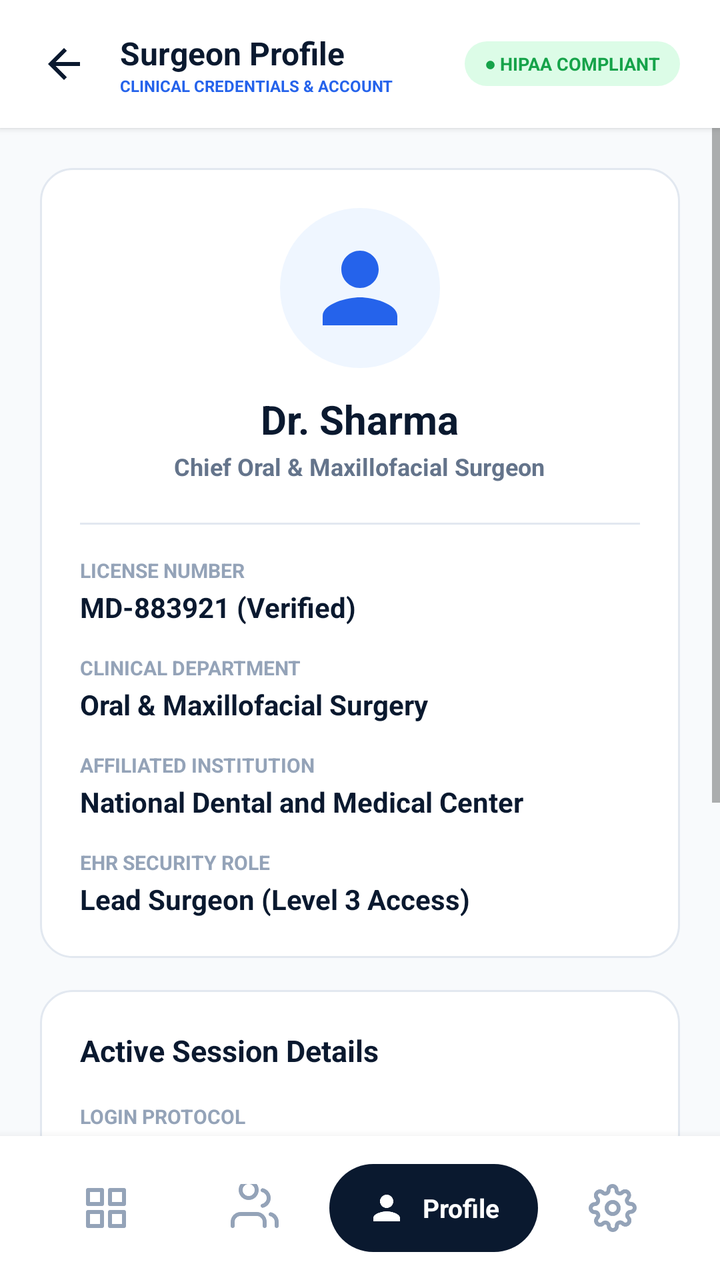
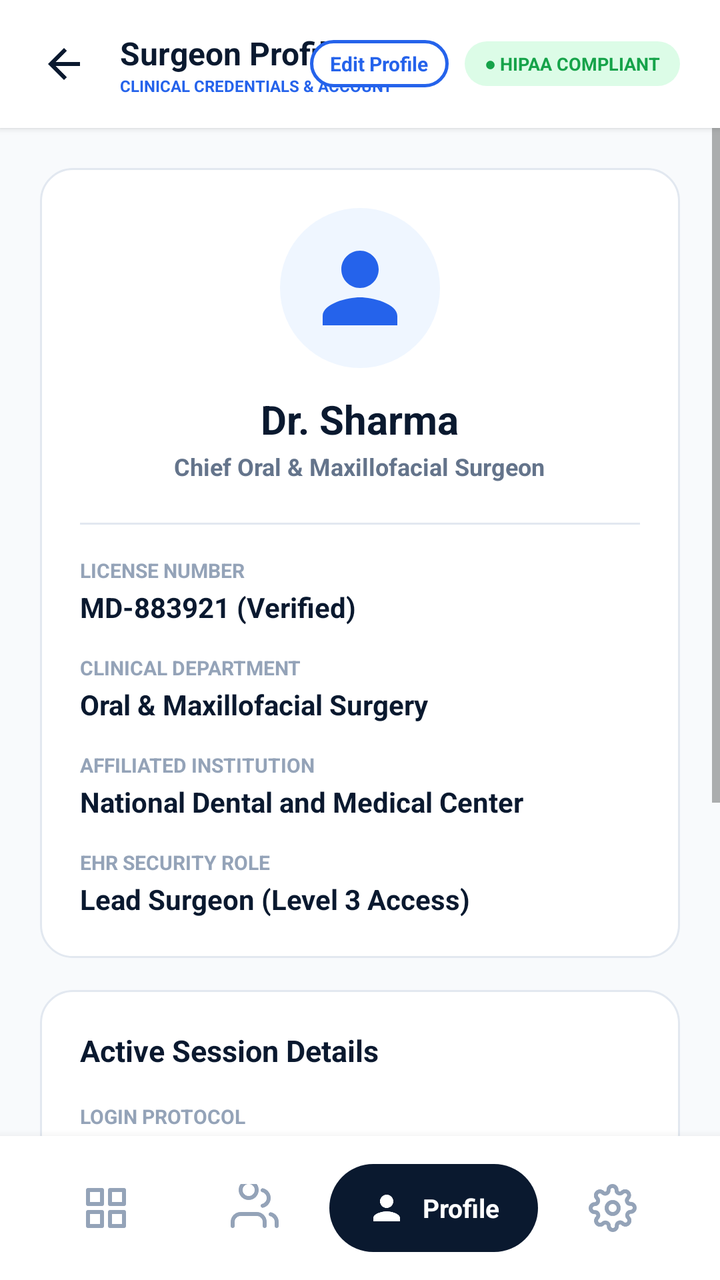

An Android layout rendered at two revisions. The XML below is the earlier revision; the diff shows what the commit changed to produce the second picture.
<!-- AndroidManifest.xml: activity theme Theme.NeoOMFS -->
<!-- res/layout/activity_profile.xml -->
<?xml version="1.0" encoding="utf-8"?>
<androidx.constraintlayout.widget.ConstraintLayout android:fitsSystemWindows="true" xmlns:android="http://schemas.android.com/apk/res/android"
    xmlns:app="http://schemas.android.com/apk/res-auto"
    xmlns:tools="http://tools.android.com/tools"
    android:layout_width="match_parent"
    android:layout_height="match_parent"
    android:background="@color/bg_light"
    tools:context=".activities.ProfileActivity">

    
    <RelativeLayout
        android:id="@+id/headerBar"
        android:layout_width="match_parent"
        android:layout_height="wrap_content"
        android:minHeight="64dp"
        android:paddingVertical="8dp"
        android:background="@color/white"
        android:elevation="2dp"
        android:paddingHorizontal="20dp"
        app:layout_constraintTop_toTopOf="parent">

        <ImageView
            android:id="@+id/btnBack"
            android:layout_width="24dp"
            android:layout_height="24dp"
            android:layout_alignParentStart="true"
            android:layout_centerVertical="true"
            android:background="?android:attr/selectableItemBackgroundBorderless"
            android:clickable="true"
            android:focusable="true"
            android:src="@drawable/ic_arrow_back"
            app:tint="@color/bg_dark_blue" />

        <LinearLayout
            android:layout_width="wrap_content"
            android:layout_height="wrap_content"
            android:layout_centerVertical="true"
            android:layout_marginStart="16dp"
            android:layout_toEndOf="@id/btnBack"
            android:orientation="vertical">

            <TextView
                android:layout_width="wrap_content"
                android:layout_height="wrap_content"
                android:text="Surgeon Profile"
                android:textColor="@color/bg_dark_blue"
                android:textSize="16sp"
                android:textStyle="bold" />

            <TextView
                android:layout_width="wrap_content"
                android:layout_height="wrap_content"
                android:text="CLINICAL CREDENTIALS &amp; ACCOUNT"
                android:textColor="@color/accent_blue"
                android:textSize="8sp"
                android:textStyle="bold" />
        </LinearLayout>

        
        <TextView
            android:layout_width="wrap_content"
            android:layout_height="wrap_content"
            android:layout_alignParentEnd="true"
            android:layout_centerVertical="true"
            android:background="@drawable/bg_chip_green"
            android:paddingHorizontal="10dp"
            android:paddingVertical="5dp"
            android:text="● HIPAA COMPLIANT"
            android:textColor="@color/status_green"
            android:textSize="9sp"
            android:textStyle="bold" />
    </RelativeLayout>

    
    <ScrollView
        android:layout_width="match_parent"
        android:layout_height="0dp"
        android:fillViewport="true"
        app:layout_constraintBottom_toTopOf="@id/bottomNavBar"
        app:layout_constraintTop_toBottomOf="@id/headerBar">

        <LinearLayout
            android:layout_width="match_parent"
            android:layout_height="wrap_content"
            android:orientation="vertical"
            android:padding="20dp">

            
            <LinearLayout
                android:layout_width="match_parent"
                android:layout_height="wrap_content"
                android:background="@drawable/bg_card_white"
                android:orientation="vertical"
                android:padding="20dp"
                android:layout_marginBottom="16dp">

                
                <LinearLayout
                    android:layout_width="match_parent"
                    android:layout_height="wrap_content"
                    android:gravity="center"
                    android:orientation="vertical"
                    android:layout_marginBottom="20dp">

                    <FrameLayout
                        android:layout_width="80dp"
                        android:layout_height="80dp"
                        android:background="@drawable/bg_circle_blue"
                        android:padding="12dp">

                        <ImageView
                            android:layout_width="match_parent"
                            android:layout_height="match_parent"
                            android:src="@drawable/ic_person"
                            app:tint="@color/accent_blue" />
                    </FrameLayout>

                    <TextView
                        android:id="@+id/tvProfileName"
                        android:layout_width="wrap_content"
                        android:layout_height="wrap_content"
                        android:layout_marginTop="12dp"
                        android:text="Dr. Sharma"
                        android:textColor="@color/bg_dark_blue"
                        android:textSize="20sp"
                        android:textStyle="bold" />

                    <TextView
                        android:id="@+id/tvProfileRole"
                        android:layout_width="wrap_content"
                        android:layout_height="wrap_content"
                        android:layout_marginTop="2dp"
                        android:text="Chief Oral &amp; Maxillofacial Surgeon"
                        android:textColor="@color/text_secondary_gray"
                        android:textSize="12sp"
                        android:textStyle="bold" />
                </LinearLayout>

                <View
                    android:layout_width="match_parent"
                    android:layout_height="1dp"
                    android:background="#E2E8F0"
                    android:layout_marginBottom="16dp" />

                
                <TextView
                    android:layout_width="wrap_content"
                    android:layout_height="wrap_content"
                    android:text="LICENSE NUMBER"
                    android:textColor="@color/text_light_gray"
                    android:textSize="10sp"
                    android:textStyle="bold" />

                <TextView
                    android:id="@+id/tvLicenseNumber"
                    android:layout_width="wrap_content"
                    android:layout_height="wrap_content"
                    android:layout_marginTop="2dp"
                    android:text="MD-883921 (Verified)"
                    android:textColor="@color/bg_dark_blue"
                    android:textSize="14sp"
                    android:textStyle="bold"
                    android:layout_marginBottom="14dp" />

                <TextView
                    android:layout_width="wrap_content"
                    android:layout_height="wrap_content"
                    android:text="CLINICAL DEPARTMENT"
                    android:textColor="@color/text_light_gray"
                    android:textSize="10sp"
                    android:textStyle="bold" />

                <TextView
                    android:id="@+id/tvDepartment"
                    android:layout_width="wrap_content"
                    android:layout_height="wrap_content"
                    android:layout_marginTop="2dp"
                    android:text="Oral &amp; Maxillofacial Surgery"
                    android:textColor="@color/bg_dark_blue"
                    android:textSize="14sp"
                    android:textStyle="bold"
                    android:layout_marginBottom="14dp" />

                <TextView
                    android:layout_width="wrap_content"
                    android:layout_height="wrap_content"
                    android:text="AFFILIATED INSTITUTION"
                    android:textColor="@color/text_light_gray"
                    android:textSize="10sp"
                    android:textStyle="bold" />

                <TextView
                    android:id="@+id/tvInstitution"
                    android:layout_width="wrap_content"
                    android:layout_height="wrap_content"
                    android:layout_marginTop="2dp"
                    android:text="National Dental and Medical Center"
                    android:textColor="@color/bg_dark_blue"
                    android:textSize="14sp"
                    android:textStyle="bold"
                    android:layout_marginBottom="14dp" />

                <TextView
                    android:layout_width="wrap_content"
                    android:layout_height="wrap_content"
                    android:text="EHR SECURITY ROLE"
                    android:textColor="@color/text_light_gray"
                    android:textSize="10sp"
                    android:textStyle="bold" />

                <TextView
                    android:id="@+id/tvSecurityRole"
                    android:layout_width="wrap_content"
                    android:layout_height="wrap_content"
                    android:layout_marginTop="2dp"
                    android:text="Lead Surgeon (Level 3 Access)"
                    android:textColor="@color/bg_dark_blue"
                    android:textSize="14sp"
                    android:textStyle="bold" />

            </LinearLayout>

            
            <LinearLayout
                android:layout_width="match_parent"
                android:layout_height="wrap_content"
                android:background="@drawable/bg_card_white"
                android:orientation="vertical"
                android:padding="20dp"
                android:layout_marginBottom="24dp">

                <TextView
                    android:layout_width="wrap_content"
                    android:layout_height="wrap_content"
                    android:text="Active Session Details"
                    android:textColor="@color/bg_dark_blue"
                    android:textSize="15sp"
                    android:textStyle="bold"
                    android:layout_marginBottom="16dp" />

                <TextView
                    android:layout_width="wrap_content"
                    android:layout_height="wrap_content"
                    android:text="LOGIN PROTOCOL"
                    android:textColor="@color/text_light_gray"
                    android:textSize="10sp"
                    android:textStyle="bold" />

                <TextView
                    android:id="@+id/tvLoginProtocol"
                    android:layout_width="wrap_content"
                    android:layout_height="wrap_content"
                    android:layout_marginTop="2dp"
                    android:text="Institutional Multi-Factor Auth (MFA)"
                    android:textColor="@color/bg_dark_blue"
                    android:textSize="14sp"
                    android:textStyle="bold"
                    android:layout_marginBottom="14dp" />

                <TextView
                    android:layout_width="wrap_content"
                    android:layout_height="wrap_content"
                    android:text="SESSION DURATION"
                    android:textColor="@color/text_light_gray"
                    android:textSize="10sp"
                    android:textStyle="bold" />

                <TextView
                    android:id="@+id/tvSessionDuration"
                    android:layout_width="wrap_content"
                    android:layout_height="wrap_content"
                    android:layout_marginTop="2dp"
                    android:text="Expires in 4 hours 12 minutes"
                    android:textColor="@color/bg_dark_blue"
                    android:textSize="14sp"
                    android:textStyle="bold"
                    android:layout_marginBottom="14dp" />

                <TextView
                    android:layout_width="wrap_content"
                    android:layout_height="wrap_content"
                    android:text="LAST EHR NODE CONNECTED"
                    android:textColor="@color/text_light_gray"
                    android:textSize="10sp"
                    android:textStyle="bold" />

                <TextView
                    android:id="@+id/tvLastNode"
                    android:layout_width="wrap_content"
                    android:layout_height="wrap_content"
                    android:layout_marginTop="2dp"
                    android:text="Local Server Node US-EAST-42"
                    android:textColor="@color/bg_dark_blue"
                    android:textSize="14sp"
                    android:textStyle="bold" />
            </LinearLayout>

            
            <LinearLayout
                android:id="@+id/btnLogOut"
                android:layout_width="match_parent"
                android:layout_height="wrap_content"
                android:minHeight="50dp"
                android:paddingVertical="8dp"
                android:background="@drawable/bg_button_logout"
                android:clickable="true"
                android:focusable="true"
                android:gravity="center"
                android:orientation="horizontal"
                android:layout_marginBottom="20dp">

                <TextView
                    android:layout_width="wrap_content"
                    android:layout_height="wrap_content"
                    android:text="Log Out Secure Session"
                    android:textColor="@color/white"
                    android:textSize="15sp"
                    android:textStyle="bold" />
            </LinearLayout>

        </LinearLayout>
    </ScrollView>

    
    <LinearLayout
        android:id="@+id/bottomNavBar"
        android:layout_width="match_parent"
        android:layout_height="72dp"
        android:background="@color/white"
        android:elevation="8dp"
        android:gravity="center_vertical"
        android:orientation="horizontal"
        android:paddingHorizontal="16dp"
        app:layout_constraintBottom_toBottomOf="parent">

        
        <FrameLayout
            android:id="@+id/btnNavDashboard"
            android:layout_width="0dp"
            android:layout_height="match_parent"
            android:layout_weight="1.0"
            android:clickable="true"
            android:focusable="true">

            <ImageView
                android:layout_width="24dp"
                android:layout_height="24dp"
                android:layout_gravity="center"
                android:src="@drawable/ic_nav_home"
                app:tint="@color/text_light_gray" />
        </FrameLayout>

        
        <FrameLayout
            android:id="@+id/btnNavPatients"
            android:layout_width="0dp"
            android:layout_height="match_parent"
            android:layout_weight="1.0"
            android:clickable="true"
            android:focusable="true">

            <ImageView
                android:layout_width="24dp"
                android:layout_height="24dp"
                android:layout_gravity="center"
                android:src="@drawable/ic_nav_people"
                app:tint="@color/text_light_gray" />
        </FrameLayout>

        
        <LinearLayout
            android:id="@+id/btnNavAssess"
            android:layout_width="0dp"
            android:layout_height="44dp"
            android:layout_weight="1.4"
            android:background="@drawable/bg_nav_active"
            android:clickable="true"
            android:focusable="true"
            android:gravity="center"
            android:orientation="horizontal"
            android:paddingHorizontal="12dp">

            <ImageView
                android:layout_width="20dp"
                android:layout_height="20dp"
                android:src="@drawable/ic_person"
                app:tint="@color/white" />

            <TextView
                android:layout_width="wrap_content"
                android:layout_height="wrap_content"
                android:layout_marginStart="8dp"
                android:text="Profile"
                android:textColor="@color/white"
                android:textSize="13sp"
                android:textStyle="bold" />
        </LinearLayout>

        
        <FrameLayout
            android:id="@+id/btnNavSettings"
            android:layout_width="0dp"
            android:layout_height="match_parent"
            android:layout_weight="1.0"
            android:clickable="true"
            android:focusable="true">

            <ImageView
                android:layout_width="24dp"
                android:layout_height="24dp"
                android:layout_gravity="center"
                android:src="@drawable/ic_nav_settings"
                app:tint="@color/text_light_gray" />
        </FrameLayout>
    </LinearLayout>

</androidx.constraintlayout.widget.ConstraintLayout>
<!-- resources referenced by this layout -->
<resources>
  <color name="accent_blue">#2563EB</color>
  <color name="bg_dark_blue">#0A192F</color>
  <color name="bg_light">#F8FAFC</color>
  <color name="status_green">#16A34A</color>
  <color name="text_light_gray">#94A3B8</color>
  <color name="text_secondary_gray">#64748B</color>
  <color name="white">#FFFFFFFF</color>
  <!-- drawable bg_button_logout (drawable) -->
  <?xml version="1.0" encoding="utf-8"?>
  <shape xmlns:android="http://schemas.android.com/apk/res/android"
      android:shape="rectangle">
      <solid android:color="@color/status_red" />
      <corners android:radius="12dp" />
  </shape>
  <!-- drawable bg_card_white (drawable) -->
  <?xml version="1.0" encoding="utf-8"?>
  <shape xmlns:android="http://schemas.android.com/apk/res/android"
      android:shape="rectangle">
      <solid android:color="@color/white" />
      <stroke
          android:width="1dp"
          android:color="#E2E8F0" />
      <corners android:radius="16dp" />
  </shape>
  <!-- drawable bg_chip_green (drawable) -->
  <?xml version="1.0" encoding="utf-8"?>
  <shape xmlns:android="http://schemas.android.com/apk/res/android"
      android:shape="rectangle">
      <solid android:color="#DCFCE7" />
      <corners android:radius="100dp" />
  </shape>
  <!-- drawable bg_circle_blue (drawable) -->
  <?xml version="1.0" encoding="utf-8"?>
  <shape xmlns:android="http://schemas.android.com/apk/res/android"
      android:shape="oval">
      <solid android:color="#EFF6FF" />
  </shape>
  <!-- drawable bg_nav_active (drawable) -->
  <?xml version="1.0" encoding="utf-8"?>
  <shape xmlns:android="http://schemas.android.com/apk/res/android"
      android:shape="rectangle">
      <solid android:color="@color/bg_dark_blue" />
      <corners android:radius="100dp" />
  </shape>
  <!-- drawable ic_arrow_back (drawable) -->
  <vector xmlns:android="http://schemas.android.com/apk/res/android"
      android:width="24dp"
      android:height="24dp"
      android:viewportWidth="24"
      android:viewportHeight="24">
      <path
          android:fillColor="#64748B"
          android:pathData="M20,11H7.83l5.59,-5.59L12,4l-8,8 8,8 1.41,-1.41L7.83,13H20v-2z"/>
  </vector>
  <!-- drawable ic_nav_home (drawable) -->
  <vector xmlns:android="http://schemas.android.com/apk/res/android"
      android:width="24dp"
      android:height="24dp"
      android:viewportWidth="24"
      android:viewportHeight="24">
      <path
          android:fillColor="#00000000"
          android:strokeColor="#64748B"
          android:strokeWidth="2"
          android:strokeLineCap="round"
          android:strokeLineJoin="round"
          android:pathData="M3,3h7v7H3z M14,3h7v7h-7z M14,14h7v7h-7z M3,14h7v7H3z" />
  </vector>
  <!-- drawable ic_person (drawable) -->
  <vector xmlns:android="http://schemas.android.com/apk/res/android"
      android:width="24dp"
      android:height="24dp"
      android:viewportWidth="24"
      android:viewportHeight="24">
      <path
          android:fillColor="#2563EB"
          android:pathData="M12,12c2.21,0 4,-1.79 4,-4s-1.79,-4 -4,-4 -4,1.79 -4,4 1.79,4 4,4zM12,14c-2.67,0 -8,1.34 -8,4v2h16v-2c0,-2.66 -5.33,-4 -8,-4z"/>
  </vector>
  <style name="Theme.NeoOMFS" parent="Theme.MaterialComponents.Light.NoActionBar">
          <item name="colorPrimary">@color/bg_dark_blue</item>
          <item name="colorSecondary">@color/accent_blue</item>
          <item name="android:statusBarColor">@color/white</item>
          <item name="android:windowLightStatusBar">true</item>
      </style>
  <color name="status_red">#DC2626</color>
  <!-- unchanged entries left out for length: 2 -->
</resources>

<!-- the commit's change to res/layout/activity_profile.xml (unified diff, before → after) -->
@@ -57,18 +57,40 @@
         </LinearLayout>
 
         
-        <TextView
+        <LinearLayout
             android:layout_width="wrap_content"
             android:layout_height="wrap_content"
             android:layout_alignParentEnd="true"
             android:layout_centerVertical="true"
-            android:background="@drawable/bg_chip_green"
-            android:paddingHorizontal="10dp"
-            android:paddingVertical="5dp"
-            android:text="● HIPAA COMPLIANT"
-            android:textColor="@color/status_green"
-            android:textSize="9sp"
-            android:textStyle="bold" />
+            android:gravity="center_vertical"
+            android:orientation="horizontal">
+
+            <TextView
+                android:id="@+id/btnEditProfile"
+                android:layout_width="wrap_content"
+                android:layout_height="wrap_content"
+                android:layout_marginEnd="8dp"
+                android:background="@drawable/bg_button_outline"
+                android:clickable="true"
+                android:focusable="true"
+                android:paddingHorizontal="10dp"
+                android:paddingVertical="5dp"
+                android:text="Edit Profile"
+                android:textColor="@color/accent_blue"
+                android:textSize="10sp"
+                android:textStyle="bold" />
+
+            <TextView
+                android:layout_width="wrap_content"
+                android:layout_height="wrap_content"
+                android:background="@drawable/bg_chip_green"
+                android:paddingHorizontal="10dp"
+                android:paddingVertical="5dp"
+                android:text="● HIPAA COMPLIANT"
+                android:textColor="@color/status_green"
+                android:textSize="9sp"
+                android:textStyle="bold" />
+        </LinearLayout>
     </RelativeLayout>
 
     
<!-- resource entries referenced after the edit -->
@@ -13,6 +13,16 @@
       android:shape="rectangle">
       <solid android:color="@color/status_red" />
       <corners android:radius="12dp" />
+  </shape>
+  <!-- drawable bg_button_outline (drawable) -->
+  <?xml version="1.0" encoding="utf-8"?>
+  <shape xmlns:android="http://schemas.android.com/apk/res/android"
+      android:shape="rectangle">
+      <solid android:color="@color/white" />
+      <stroke
+          android:width="1.5dp"
+          android:color="@color/accent_blue" />
+      <corners android:radius="100dp" />
   </shape>
   <!-- drawable bg_card_white (drawable) -->
   <?xml version="1.0" encoding="utf-8"?>
